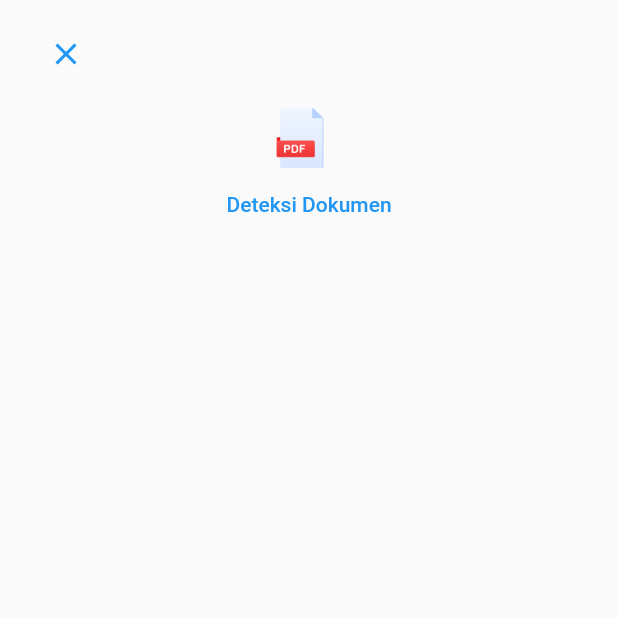
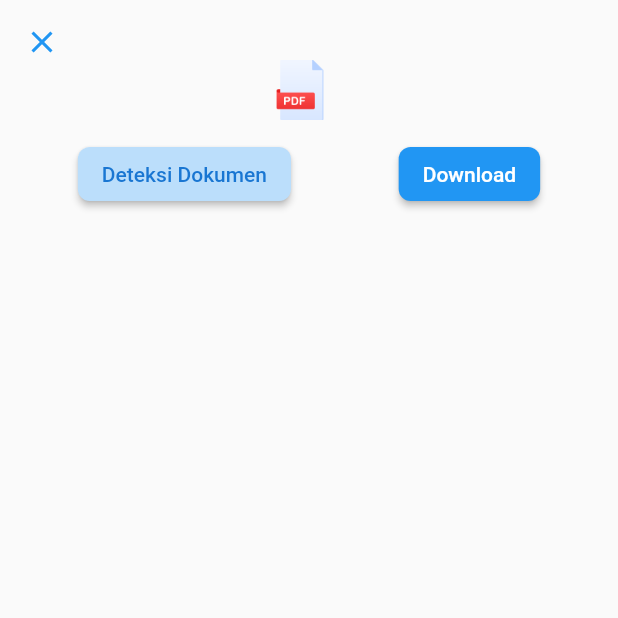
Before and after one commit to fadlijaya/spellchecker, a Flutter app: the screen it shows after launch, after a tap on "Mulai", after a tap on "Upload File", on a phone screen of 412 x 824 dp, the top half of it. Run offline on Flutter 3.47's test engine with Material 2 defaults, Android fonts, the phone set to English and light mode, and no system bars; our stand-ins replace carousel_slider, dio, dotted_border, file_picker, flutter_svg, open_file; missing offline and left inert: pdf_text, splash_screen_view, syncfusion_flutter_pdf.

Commit message:
add fitur download file

```diff
--- a/lib/pages/pdf_read_page.dart
+++ b/lib/pages/pdf_read_page.dart
@@ -1,6 +1,11 @@
+import 'dart:io';
+
+import 'package:dio/dio.dart';
 import 'package:file_picker/file_picker.dart';
 import 'package:flutter/material.dart';
 import 'package:pdf_text/pdf_text.dart';
+import 'package:spellchecker/models/pdf_api.dart';
+import 'package:syncfusion_flutter_pdf/pdf.dart';
 
 import '../controllers/custom_text_editing_controller.dart';
 import '../words/list_indonesian_word.dart';
@@ -81,7 +86,8 @@ class _PdfReadPageState extends State<PdfReadPage> {
   @override
   void initState() {
     _pickPDFText();
-    _controllerPdf = CustomTextEdittingController(listErrorTexts: listErrorTexts);
+    _controllerPdf =
+        CustomTextEdittingController(listErrorTexts: listErrorTexts);
     super.initState();
   }
 
@@ -99,18 +105,20 @@ class _PdfReadPageState extends State<PdfReadPage> {
               children: [
                 Row(
                   children: [
-                    IconButton(
-                      onPressed: () => Navigator.popAndPushNamed(context, '/homePage'),
-                      icon: Icon(
+                    GestureDetector(
+                      onTap: () =>
+                          Navigator.popAndPushNamed(context, '/homePage'),
+                      child: Icon(
                         Icons.close,
                         color: Colors.blue,
                         size: 24,
                       ),
-                      padding: EdgeInsets.only(left: 8, top: 8, bottom: 24),
                     ),
                   ],
                 ),
-                Row(
+                Padding(
+                  padding: const EdgeInsets.only(bottom: 12),
+                  child: Row(
                     mainAxisAlignment: MainAxisAlignment.center,
                     children: [
                       Image.asset(
@@ -120,23 +128,46 @@ class _PdfReadPageState extends State<PdfReadPage> {
                       Padding(
                         padding: const EdgeInsets.only(left: 12),
                         child: Text(
-                        _pdfDoc == null ? "" : "${_pdfDoc!.length} halaman \n",
+                          _pdfDoc == null
+                              ? ""
+                              : "${_pdfDoc!.length} halaman \n",
                           style: TextStyle(
                               fontWeight: FontWeight.w500, color: Colors.grey),
                         ),
                       ),
                     ],
                   ),
-                TextButton(
+                ),
+                Row(
+                  mainAxisAlignment: MainAxisAlignment.spaceAround,
+                  children: [
+                    ElevatedButton(
+                      onPressed:
+                          _buttonsEnabled ? () => _readWholeDoc() : () {},
                       child: Text(
                         "Deteksi Dokumen",
-                    style: TextStyle(color: Colors.blue),
+                        style: TextStyle(color: Colors.blue.shade700),
                       ),
-                  onPressed: _buttonsEnabled
-                      ? () {
-                          _readWholeDoc();
-                        }
-                      : () {},
+                      style: ButtonStyle(
+                          backgroundColor: MaterialStatePropertyAll(
+                            Colors.blue.shade100,
+                          ),
+                          shape: MaterialStatePropertyAll(
+                              RoundedRectangleBorder(
+                                  borderRadius: BorderRadius.circular(8)))),
+                    ),
+                    ElevatedButton(
+                        onPressed: () async {
+                          final pdfFile = await PdfApi.generateText(_controllerPdf.text);
+                          PdfApi.openFile(pdfFile);
+                        },
+                        child: Text("Download"),
+                        style: ButtonStyle(
+                          shape: MaterialStatePropertyAll(
+                              RoundedRectangleBorder(
+                                  borderRadius: BorderRadius.circular(8))),
+                        ))
+                  ],
                 ),
                 /*Padding(
                               child: Text(
@@ -158,11 +189,15 @@ class _PdfReadPageState extends State<PdfReadPage> {
                       onChanged: _handleOnChange,
                       maxLines: 100,
                       style: const TextStyle(fontSize: 14),
-                      textAlign: TextAlign.justify,
+                      textAlign: TextAlign.start,
                       decoration: const InputDecoration(
                         hintText: '',
                       )),
                 ),
+                TextButton.icon(
+                    onPressed: () {},
+                    icon: Icon(Icons.download),
+                    label: Text("Download"))
               ],
             ),
           ),
--- a/lib/pages/view_page.dart
+++ b/lib/pages/view_page.dart
@@ -107,7 +107,16 @@ class _ViewPageState extends State<ViewPage> {
                       (item) => Column(
                         children: [
                           if (item == 'assets/welcome.svg')
-                          const Text("Selamat Datang Di Aplikasi iDetech", style: TextStyle(fontSize: 20, fontWeight: FontWeight.bold),),
+                          Column(
+                            crossAxisAlignment: CrossAxisAlignment.start,
+                            children: [
+                              const Text("Selamat Datang Di Aplikasi iDetech", style: TextStyle(fontSize: 20, fontWeight: FontWeight.bold),),
+                              Padding(
+                                padding: const EdgeInsets.only(top: 8),
+                                child: const Text("iDetech merupakan aplikasi yang dapat mendeteksi kesalahan kata pada sebuah dokumen."),
+                              )
+                            ],
+                          ),
                           if (item == 'assets/welcome2.svg')
                           Column(
                             children: [
--- a/pubspec.yaml
+++ b/pubspec.yaml
@@ -16,6 +16,12 @@ dependencies:
   dotted_border: ^2.0.0+3
   flutter_svg: ^1.0.0
   carousel_slider: ^4.2.1
+  syncfusion_flutter_pdf: ^21.2.3
+  path_provider: ^2.0.15
+  pdf: ^3.8.3
+  open_file: ^3.3.0
+  dio: ^5.1.1
+
   cupertino_icons: ^1.0.2
 
 dev_dependencies:
```
Also changed, not shown: lib/models/pdf_api.dart (added, +38 -0 lines), pubspec.lock, 1 other file. Lines whose indentation alone changed are shown as unchanged.
